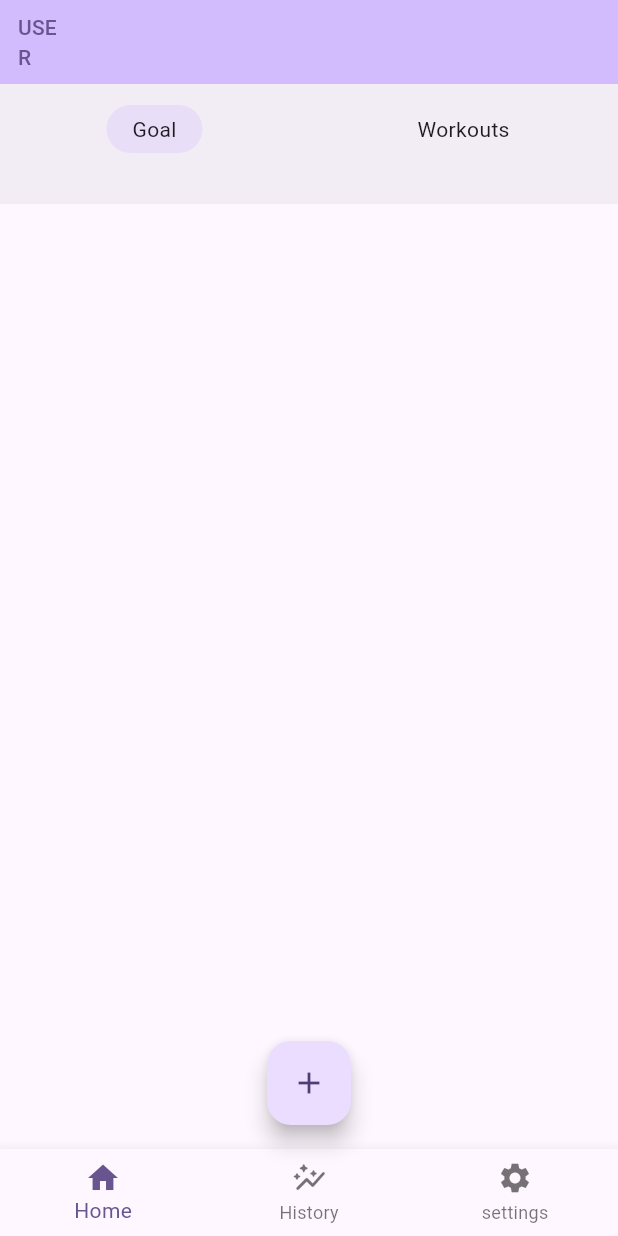
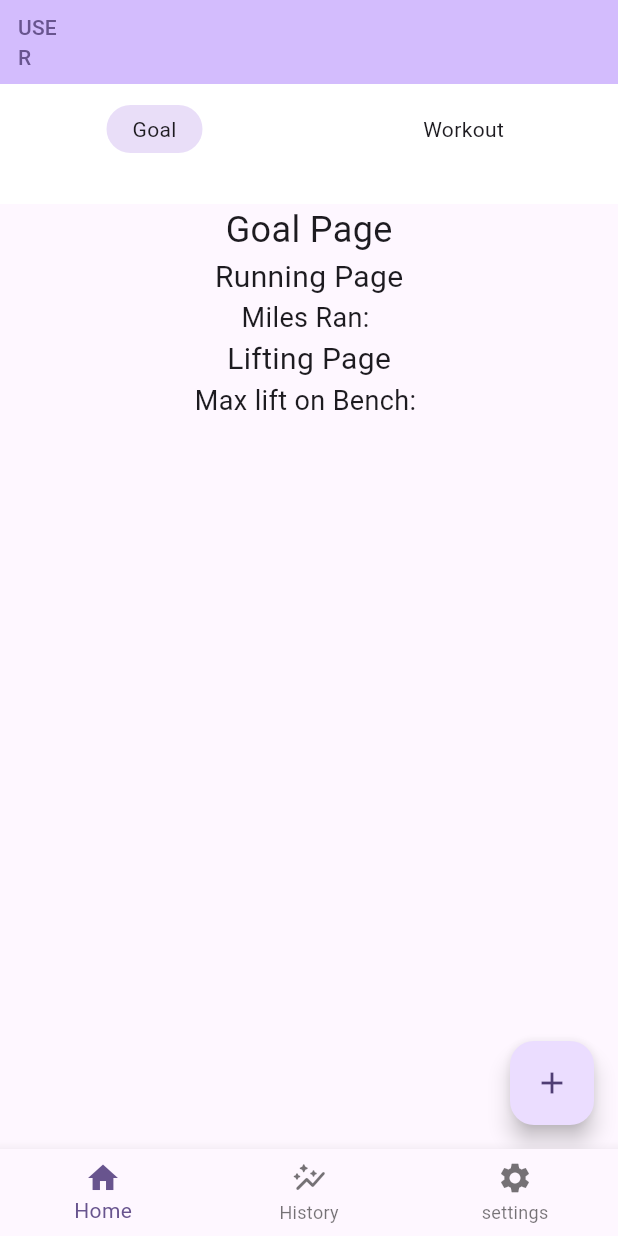
Before and after one commit to SorenM22/Get-Fit, a Flutter app: the screen it shows after launch, after a tap on the "add" icon, on a phone screen of 412 x 824 dp. Run offline on Flutter 3.47's test engine with Material 3 defaults, Android fonts, the phone set to English and light mode, and no system bars.

Commit message:
Rebase Main to Parker Testing

```diff
--- /dev/null
+++ b/lib/goal_workout_page.dart
@@ -0,0 +1,72 @@
+import 'package:flutter/material.dart';
+
+class GoalWorkoutPage extends StatefulWidget {
+  const GoalWorkoutPage({Key? key, required this.title}) : super(key: key);
+  final String title;
+
+  @override
+  State<GoalWorkoutPage> createState() => _GoalWorkoutState();
+}
+
+class _GoalWorkoutState extends State<GoalWorkoutPage> {
+  int _selectedWorkoutOrGoal = 0;
+
+  void _pressedAddButton() {
+    throw UnimplementedError("Unimplemented _pressedAccountButton");
+  }
+
+  void _pressedWorkoutOrGoal(int index) {
+    setState(() {
+      _selectedWorkoutOrGoal = index;
+    });
+  }
+
+  @override
+  Widget build(BuildContext context) {
+    return Scaffold(
+      body: Center(
+        child: Column(
+          mainAxisAlignment: MainAxisAlignment.start,
+          children: <Widget>[
+
+            NavigationBar(
+              destinations: [
+                NavigationDestination(icon: Text("Goal"), label: ""),
+                NavigationDestination(icon: Text("Workout"), label: ""),
+              ],
+              backgroundColor: Colors.white,
+              selectedIndex: _selectedWorkoutOrGoal,
+              onDestinationSelected: _pressedWorkoutOrGoal,
+            ),
+
+            // switch between Goal page and Workout Page
+            _selectedWorkoutOrGoal == 0
+            // Goal Page
+                ? Column(
+                children: <Widget> [
+                  Text("Goal Page", style: TextStyle(fontSize: 24)),
+                  Text("Running Page", style: TextStyle(fontSize: 20)),
+                  Text("Miles Ran: ", style: TextStyle(fontSize: 18)),
+                  Text("Lifting Page", style: TextStyle(fontSize: 20)),
+                  Text("Max lift on Bench: ", style: TextStyle(fontSize: 18))
+                ]
+            )
+            // Workout Page
+                : Column(
+                children: <Widget> [
+                  Text("Workout Page", style: TextStyle(fontSize: 24)),
+                  Text("Workout Page", style: TextStyle(fontSize: 24))
+                ]
+            )
+          ],
+        ),
+      ),
+
+      floatingActionButton: FloatingActionButton(
+        onPressed: _pressedAddButton,
+        tooltip: 'Add Stuff',
+        child: const Icon(Icons.add),
+      ),
+    );
+  }
+}
--- a/lib/main.dart
+++ b/lib/main.dart
@@ -1,3 +1,4 @@
+import 'package:ctrl_alt_defeat/goal_workout_page.dart';
 import 'package:flutter/material.dart';
 
 void main() {
@@ -35,21 +36,9 @@ class MyHomePage extends StatefulWidget {
 
 
 class _MyHomePageState extends State<MyHomePage> {
-  int _counter = 0;
   int _selectedPage = 0;
   int _selectedWorkoutOrGoal = 0;
   String _username = 'USER NAME';
-
-  void _incrementCounter() {
-    setState(() {
-      // This call to setState tells the Flutter framework that something has
-      // changed in this State, which causes it to rerun the build method below
-      // so that the display can reflect the updated values. If we changed
-      // _counter without calling setState(), then the build method would not be
-      // called again, and so nothing would appear to happen.
-      _counter++;
-    });
-  }
 
   void _tappedPageSelect(int index) {
     setState(() {
@@ -73,49 +62,16 @@ class _MyHomePageState extends State<MyHomePage> {
 
   @override
   Widget build(BuildContext context) {
-    // This method is rerun every time setState is called, for instance as done
-    // by the _incrementCounter method above.
-    //
-    // The Flutter framework has been optimized to make rerunning build methods
-    // fast, so that you can just rebuild anything that needs updating rather
-    // than having to individually change instances of widgets.
     return Scaffold(
       appBar: AppBar(
-        // TRY THIS: Try changing the color here to a specific color (to
-        // Colors.amber, perhaps?) and trigger a hot reload to see the AppBar
-        // change color while the other colors stay the same.
         backgroundColor: Theme.of(context).colorScheme.inversePrimary,
-        // Here we take the value from the MyHomePage object that was created by
-        // the App.build method, and use it to set our appbar title.
         title: Text(widget.title),
         leading: TextButton(
             onPressed: _pressedAccountButton,
             child: Text(_username),
             isSemanticButton: true,),
       ),
-      body: Center(
-        // Center is a layout widget. It takes a single child and positions it
-        // in the middle of the parent.
-        child: Column(
-          mainAxisAlignment: MainAxisAlignment.start,
-          children: <Widget>[
-            NavigationBar(
-              destinations: [
-                NavigationDestination(icon: Text("Goal"), label: ""),
-                NavigationDestination(icon: Text("Workouts"), label: ""),
-              ],
-              selectedIndex: _selectedWorkoutOrGoal,
-              onDestinationSelected: _pressedWorkoutOrGoal,
-            )
-          ],
-        ),
-      ),
-
-      floatingActionButton: FloatingActionButton(
-        onPressed: _incrementCounter,
-        tooltip: 'Add Stuff',
-        child: const Icon(Icons.add),
-      ),
+      body: GoalWorkoutPage(title: "Goal/Workout"),
 
       bottomNavigationBar: BottomNavigationBar(
         items: const <BottomNavigationBarItem>[
```
